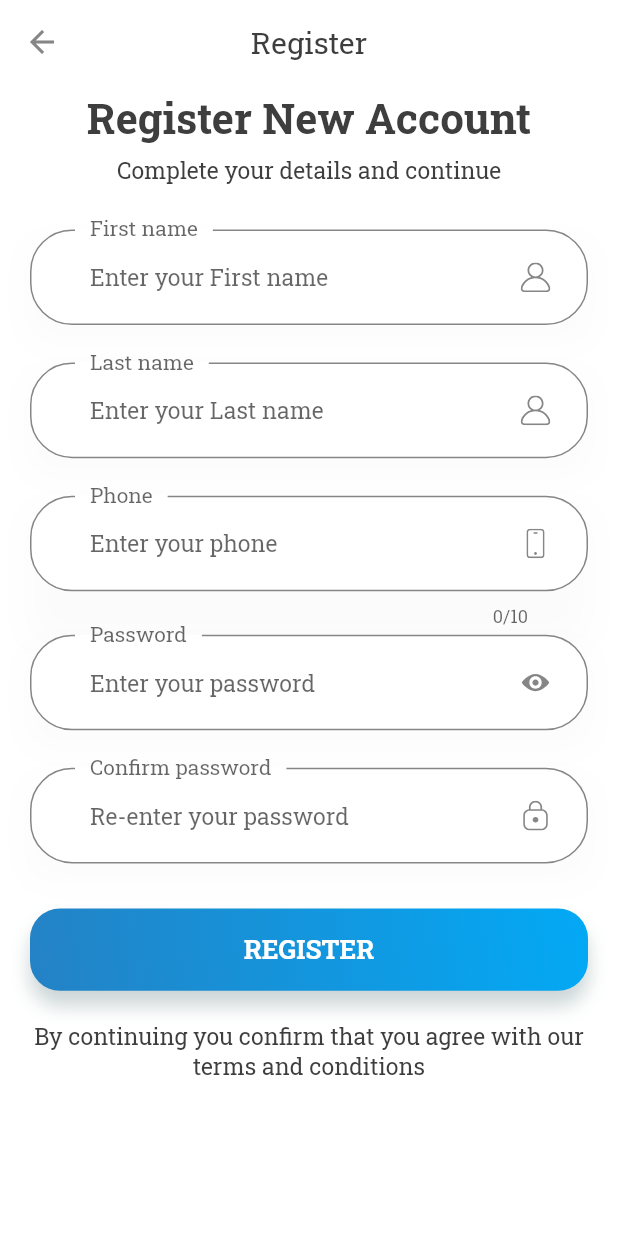
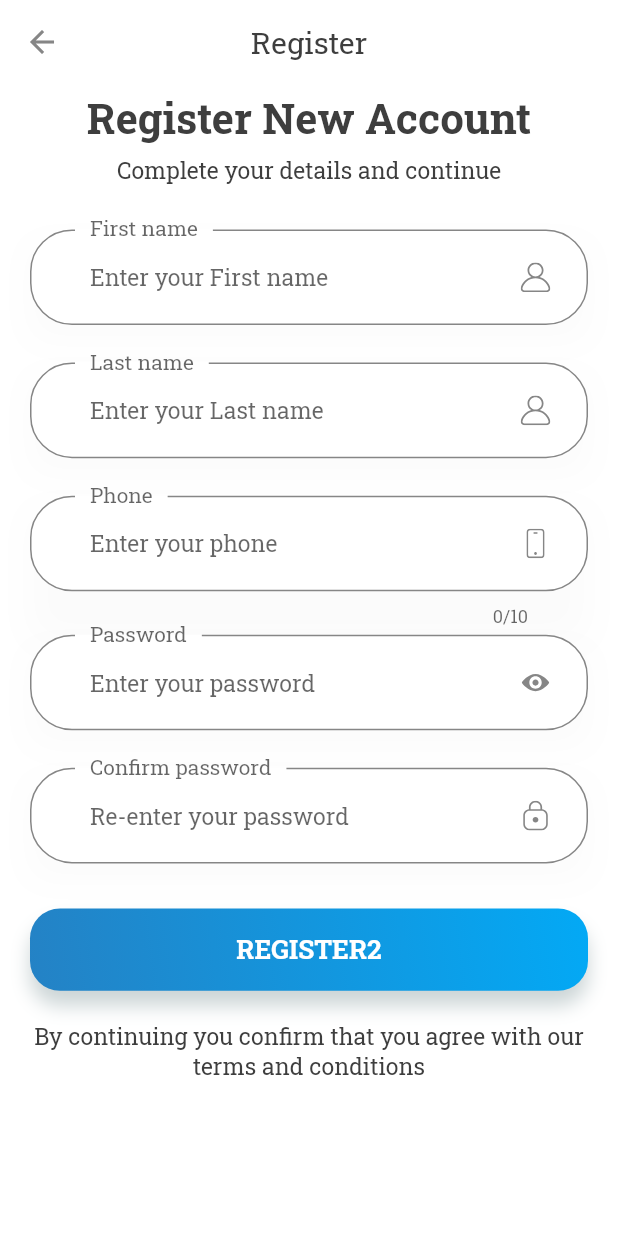
Before and after one commit to MohamedSaifAldawla/Nile-Club-App, a Flutter app: the RegisterScreen screen opened by its route, on a phone screen of 412 x 824 dp. Run offline on Flutter 3.47's test engine with Material 2 defaults, Android fonts, the light colour scheme and no system bars; our stand-ins replace cached_network_image, dio, dropdown_button2, firebase_core, firebase_messaging, flutter_spinkit and 17 more; missing offline and left inert: qr_code_scanner, restart_app; accounts and stored records are empty; network calls fail; statements that could not run were skipped; project files that could hold a hidden picture were left out.

```diff
--- a/lib/Controllers/profile_controller.dart
+++ b/lib/Controllers/profile_controller.dart
@@ -219,7 +219,7 @@ class ProfileController extends GetxController with BaseController {
           ),
           success,
           SnackPosition.TOP);
-      //authController.logout();
+      Get.back();
     }
     if (res['statuscode'] == 3) {
       hideLoading();
--- a/lib/Views/Auth/register_screen.dart
+++ b/lib/Views/Auth/register_screen.dart
@@ -290,7 +290,7 @@ class _RegisterScreenState extends State<RegisterScreen> {
                 FadeAnimation(
                   1.8,
                   PrimaryButton(
-                    text: "Register".tr,
+                    text: "Register2".tr,
                     press: () {
                       if (_formKey.currentState!.validate()) {
                         _registerData['firstname'] = _firstnameController.text;
--- a/lib/Views/Profile/edit_account.dart
+++ b/lib/Views/Profile/edit_account.dart
@@ -76,9 +76,7 @@ class _EditAccountState extends State<EditAccount> {
                   ScreenTitle(text: "Account Details".tr),
                   const Gap(5),
                   BodyText(
-                    text:
-                        "Update your account information username \nand password"
-                            .tr,
+                    text: "Update your account information".tr,
                     maxLines: 2,
                   ),
                   const Gap(30),
--- a/lib/localization.dart
+++ b/lib/localization.dart
@@ -53,6 +53,7 @@ class Localization implements Translations {
           "Please Enter your Last name": "Please enter your Last name",
           "Please Enter Valid Username": "Please enter valid username",
           "Please Enter your password": "Please enter your password",
+          "Please Re-Enter your password": "Please Re-Enter your password",
           "Password is too short":
               "Password is too short must bee\n at least 8 digits",
           "Password did not matched": "Password did not matched",
@@ -102,6 +103,9 @@ class Localization implements Translations {
           "Language": "Language",
           "My Account": "My Account",
           "Wallet": "Wallet",
+          "Account Details": "Account Details",
+          "Update your account information":
+              "Update your account information username \nand password",
           "Charge Wallet": "Charge Wallet",
           "Money Transfer": "Money Transfer",
           "Scan QR Code": "Scan QR Code",
@@ -257,15 +261,16 @@ class Localization implements Translations {
         },
         'ar': {
           //----------------------------------- Auth Pages -------------------------//
-          "Select Language": "أختيار اللغه",
+          "Select Language": "أختيار اللغة",
           "AppName": "نادي النيل",
           "Welcome": "مرحبا بك",
           "WelcomeText": "مرحبا بك في تطبيق نادي النيل \n هيا بنا لحجز تذكرتك",
           "Login": "تسجيل الدخول",
           "Intro Register": "تسجيل مستخدم جديد",
-          "Register": "تسجيل",
+          "Register": "مستخدم جديد",
+          "Register2": "تسجيل",
           "Register New Account": "تسجيل مستخدم جديد",
-          "Complete yor details": "قم بإكمال إدخال بيانتك ومواصله التسجيل",
+          "Complete yor details": "قم بإكمال إدخال بيانتك ومواصلة التسجيل",
           "Login as a ": "تسجيل الدخول  ",
           "Visitor": "كزائر",
           "---- OR ----": "---- أو ----",
@@ -297,38 +302,40 @@ class Localization implements Translations {
           "Enter your Password": "قم بإدخال كلمه المرور",
           "New Password": "كلمه السر الجديده",
           "New password sent to your phone number":
-              "تم إرسال كلمه المرور الي رقم هاتفك",
-          "Confirm New password": "تأكيد كلمه السر الجديده",
-          "Confirm password": "تأكيد كلمه المرور",
-          "Re-enter your password": "أعد كتابه كلمه المرور",
+              "تم إرسال كلمة المرور الي رقم هاتفك",
+          "Confirm New password": "تأكيد كلمه المرور الجديدة",
+          "Confirm password": "تأكيد كلمة المرور",
+          "Re-enter your password": "أعد كتابه كلمة المرور",
           "Login with your Username":
-              "قم بتسجيل دخولك عن طريق كتابه إسم المستخدم وكلمه المرور",
+              "قم بتسجيل دخولك عن طريق كتابة إسم المستخدم وكلمة المرور",
           "Remember me": "حفظ بيانات الدخول",
-          "Forgot Password": "هل نسيت كلمه المرور ؟",
+          "Forgot Password": "هل نسيت كلمة المرور ؟",
+          "Please Enter your Last name": "الرجاء قم بإدخال الإسم الأخير",
           "Please Enter your Username": "الرجاء إدخال إسم المستحدم",
           "Please Enter Valid Username": "الرجاء إدخال إسم المستخدم بشكل صحيح",
-          "Please Enter your password": "الرجاء إدخال كلمه المرور",
-          "Password is too short": "كلمه المرور يجب ان تكون 8 كلمات",
-          "Password did not matched": "كلمه المرور غير متطابقه",
+          "Please Enter your password": "الرجاء إدخال كلمة المرور",
+          "Please Re-Enter your password": "الرجاء قم بتأكيد كلمة المرور",
+          "Password is too short": "كلمة المرور يجب ان تكون 8 كلمات",
+          "Password did not matched": "كلمة المرور غير متطابقه",
           "Please Enter your name": "الرجاء إدخال الإسم",
           "Please Enter your phone number": "الرجاء إدخال رقم الهاتف",
           "Please Enter your address": "الرجاء إدخال العنوان",
           "Enter your Address": "فم بإدخال العنوان",
           "By continuing":
               "مواصلتك التسجيل سوف تؤكد لنا انك توافق علي الشروط والأحكام",
-          "Reset": "إستعاده كلمه المرور",
-          "Reset Password": "إستعاده كلمه المرور",
+          "Reset": "إستعادة كلمة المرور",
+          "Reset Password": "إستعادة كلمة المرور",
           "Reset Pass Body":
-              "الرجاء إدخال رقم الهاتف  \n وسوف نقوم بإرسال رابط لإستعاده كلمه المرور",
+              "الرجاء إدخال رقم الهاتف  \n وسوف نقوم بإرسال رابط لإستعادة كلمة المرور",
           "Continue": "تأكيد",
           "confirm Upadte": "حفظ التعديلات",
           "Registered successfully":
               "تم التسجيل بنجاح الرجاء تفعيل حسابك عن طريق رمز التحقق الذي ارسل اليك .",
-          "Password has been changed": "تم تغيير كلمه السر بنجاح",
+          "Password has been changed": "تم تغيير كلمة المرور بنجاح",
           "Connection lost": "الرجاء التحقق من إتصال الإنترنت",
           'Connection time out': 'انتهت مده إتصال الإنترنت',
           //----------------------------------- Home Page -------------------------//
-          "Home": "الصفحه الرئيسيه",
+          "Home": "الصفحه الرئيسية",
           "Hello,": "مرحبا بك ",
           "Latest offers": "آخر العروض",
           "News feed": "اخر الأخبار",
@@ -349,38 +356,40 @@ class Localization implements Translations {
           "no Transaction yet": "عذرآ لا يوجد إشتراكات حاليآ",
           "no Movies yet": "عذرآ لا توجد أفلام حاليا",
           //----------------------------------- Profile Page -------------------------//
-          "Profile": "الصفحه الشخصيه",
-          "Language": "أختيار اللغه",
+          "Profile": "الصفحه الشخصية",
+          "Language": "أختيار اللغة",
           "My Account": "حسابي",
-          "Wallet": "المحفظه",
-          "Charge Wallet": "شحن المحفظه",
+          "Wallet": "المحفظة",
+          "Account Details": "بيانات الحساب",
+          "Update your account information":
+              "تعديل بيانات الحساب إسم المستخدم وكلمه المرور",
+          "Charge Wallet": "شحن المحفظة",
           "Money Transfer": "تحويل أموال",
           "Scan QR Code": "إمسح رمز ال QR",
-          "Please align QR": "الرجاء وضع الرمز مع الإطار المحدد في الصوره",
+          "Please align QR": "الرجاء وضع الرمز مع الإطار المحدد في الصورة",
           "Scan": "بدء المسح",
           "Resume Scanning": "إعاده المسح",
-          "Enter your Amount": "أدخل القيمه",
+          "Enter your Amount": "أدخل القيمة",
           "Serial": "الرقم التسلسلي",
           "Enter serial number": "قم بإدخال الرقم التلسلي",
           "Please Enter serial": "الرجاء إدخال الرقم التسلسلي",
           "Ex:": "مثال: 100.00",
           "Ex:2": "مثال: 12457858954",
-          "Enter amount": "ادخل القيمه المراد تحويلها الي المحفظه",
-          "Please Enter amount": "الرجاء إدخال القيمه",
-          "Help Center": "المساعده",
+          "Enter amount": "ادخل القيمة المراد تحويلها الي المحفظة",
+          "Please Enter amount": "الرجاء إدخال القيمة",
+          "Help Center": "المساعدة",
           "Private Policy": "الشروط والأحكام",
           "Settings": "الإعدادات",
-          "Memberships Type": "نوع العضويه",
-          "Membership Type": "نوع العضويه",
+          "Memberships Type": "نوع العضوية",
+          "Membership Type": "نوع العضوية",
           "Expire Date": "تاريخ الإنتهاء",
-          "Memberships": "الإشتراكات والعضويه",
+          "Memberships": "الإشتراكات والعضوية",
           "submit form": "تأكيد الطلب",
-          "Membership Confirmation": "تأكيد العضويه",
-          "Membership Activation": "تفعيل العضويه",
-          "Activate": "تفعيل العضويه",
+          "Membership Confirmation": "تأكيد العضوية",
+          "Membership Activation": "تفعيل العضوية",
+          "Activate": "تفعيل العضوية",
           "View Memberships": "عرض الإشتراكات",
-          "Tap on the QR": "الرجاء الضغط علي ال QR لبدء العمليه",
-          "Log Out": "Log Out",
+          "Tap on the QR": "الرجاء الضغط علي ال QR لبدء العملية",
           "Log Out": "خروج",
           "Confirm Logout": "تأكيد تسجيل الخروج ؟",
           "Confirm Deleting": "تأكيد مسح الحساب الحالي ؟",
@@ -389,47 +398,47 @@ class Localization implements Translations {
           "Cancel": "إلغاء",
           "Platinum Membership": "العضويه البلاتينيه",
           "Golden Membership": "العضويه الذهبيه",
-          "Add family members": "إضافه أفراد العائله للعضويه",
+          "Add family members": "إضافه أفراد العائلة للعضوية",
           "Adult's": "البالغين",
           "children's": "الأطفال",
-          "Add Adult": "إضافه شخص بالغ",
-          "Add Child": "إضافه طفل",
+          "Add Adult": "إضافة شخص بالغ",
+          "Add Child": "إضافة طفل",
           "Number of months": "إختيار عدد الشهور",
           'Please select': 'الرجاء إختيار عدد الشهور',
           'Month': 'شهر',
           '3 Month': '3 أشهر',
           '6 Month': '6 أشهر',
           '12 Month': '12 شهر',
-          "Membership status": "حاله العضويه",
-          "New": "جديده",
+          "Membership status": "حاله العضوية",
+          "New": "جديدة",
           "Exist": "عضو سابق",
-          "Membership ID": "رقم العضويه",
-          "Enter your membership ID": "أدخل رقم العضويه",
-          "Please Enter your Membership ID": "الرجاء إدخال رقم العضويه",
-          "Membership Join": "تقديم طلب عضويه",
+          "Membership ID": "رقم العضوية",
+          "Enter your membership ID": "أدخل رقم العضوية",
+          "Please Enter your Membership ID": "الرجاء إدخال رقم العضوية",
+          "Membership Join": "تقديم طلب عضوية",
           "This QR contains":
-              "هذا الرمز يحتوي علي تفاصيل العضويه الخاصه بك الرجاء إبرازه عند الطلب",
+              "هذا الرمز يحتوي علي تفاصيل العضوية الخاصة بك الرجاء إبرازة عند الطلب",
           "Please complete the form below to join our membership":
-              "الرجاء ملء الفورم ادناه لطلب الإنضمام",
+              "الرجاء ملء الفورم ادناة لطلب الإنضمام",
           "Your application is under processing":
-              "ستم إرسال البيانات وسوف يتم معاينه طلب العضويه",
-          "Upload Personal Photo": "قم برفع الصوره الشخصيه",
-          "Personal Photo not selected": "لم يتم رفع الصوره الشخصيه",
-          "Upload Personal identification": "قم برفع إثبات الشخصيه",
-          "Personal ID not selected": "لم يتم رفع إثبات الشخصيه",
+              "ستم إرسال البيانات وسوف يتم معاينة طلب العضوية",
+          "Upload Personal Photo": "قم برفع الصوره الشخصية",
+          "Personal Photo not selected": "لم يتم رفع الصوره الشخصية",
+          "Upload Personal identification": "قم برفع إثبات الشخصية",
+          "Personal ID not selected": "لم يتم رفع إثبات الشخصية",
           "Please upload your personal photo and id":
-              "الرجاء رفع الصوره الشخصيه وإثبات الشخصيه",
+              "الرجاء رفع الصوره الشخصية وإثبات الشخصية",
           "Sorry ,you reached the maximum number":
               "عذرا ,لقد وصلت الي الحد المطلوب لإضافه افراد العائله البالغين",
           "Dark Mode": "الوضع الليلي",
-          "Finger Authorization": "التحقق بالبصمه",
+          "Finger Authorization": "التحقق بالبصمة",
           "Delete account": "مسح الحساب",
           "Please use finger": "الرجاء إستخدام بصمه اليد للدخول الي التطبيق",
           "Authenticate": "بدء التحقق",
-          "Fingerprint activated successfully": "تم تفعيل الدخول بالبصمه بنجاح",
-          "Fingerprint not supported": "عذرا هاتفك لا يدعم الدخول بالبصمه",
+          "Fingerprint activated successfully": "تم تفعيل الدخول بالبصمة بنجاح",
+          "Fingerprint not supported": "عذرا هاتفك لا يدعم الدخول بالبصمة",
           "Please enable fingerprint":
-              "الرجاء تفعيل خاصيه البصمه من إعدادات الهاتف",
+              "الرجاء تفعيل خاصيه البصمة من إعدادات الهاتف",
           //----------------------------------- Services Page -------------------------//
           "Comercial Services": "الخدمات التجاريه",
           "Service Details": "تفاصيل الخدمه",
@@ -442,50 +451,50 @@ class Localization implements Translations {
           "message": "عذرا ليس لديك رصيد كافي",
           //----------------------------------- Transaction Page -------------------------//
           "Transactions": "التحويلات",
-          "History": "المعاملات السابقه",
+          "History": "المعاملات السابقة",
           "Latest Transactions": "آخر المعاملات",
           //----------------------------------- News Page -------------------------//
           "News": "الأخبار",
           "News Details": "تفاصيل الخبر",
           //----------------------------------- Ticket Info -------------------------//
           "successfully booked": "لقد تم حجز التذكره بنجاح",
-          "Status": "حاله التذكره",
-          "Amount": "القيمه : ",
+          "Status": "حالة التذكره",
+          "Amount": "القيمة : ",
           "Add Amount": "Amount",
           "Name": "الإسم : ",
           "family": "عائله",
           "Phone no": "رقم الهاتف : ",
-          "Note": "ملاحظه :",
+          "Note": "ملاحظة :",
           "Booking Details": "تفاصيل الحجز :",
-          "Transferred amount": "المبلغ الذي تم تحويله",
+          "Transferred amount": "المبلغ الذي تم تحويلة",
           "From": "تحويل من :",
           "To": "تحويل الي :",
           "Date": "التاريخ : ",
           "No. of persons": "عدد الأشخاص : ",
           "No. of family": "عدد العائله :",
           "person": " شخص",
-          "Service": "مقدم الخدمه :",
+          "Service": "مقدم الخدمة :",
           "Type": "النوع :",
-          "Package name": "نوع الباقه :",
-          "Ticket organizer": "منظم التذكره :",
+          "Package name": "نوع الباقة :",
+          "Ticket organizer": "منظم التذكرة :",
           "Ticket quantity": "العدد :",
-          "Ticket name": "إسم التذكره :",
+          "Ticket name": "إسم التذكرة :",
           "No. of Adults": "عدد البالغين :",
           "No. of children's": "عدد الأطفال :",
-          "Save your ticket": "حفظ التذكره",
-          "Extra fees": "منصرفات إضافيه :",
-          "Transaction id": "رقم المعامله :",
+          "Save your ticket": "حفظ التذكرة",
+          "Extra fees": "منصرفات إضافية :",
+          "Transaction id": "رقم المعاملة :",
           "Saved successfully": "تم الحفظ بنجاح",
           'SDG': ' جنيه',
           //----------------------------------- State Page -------------------------//
           "Successfull": "نجاح",
           "Error": "خطأ",
-          "Success": "نجحت العمليه",
-          "Order canceled": "تم إلغاء عمليه الدفع",
-          "Order approved": "تمت عمليه الدفع تم تغذيه المحفظه بنجاح",
-          "Transfer approved": "تمت عمليه تغذيه المحفظه بنجاح",
-          "Order decllined": "تم رفض عمليه الدفع الرجاء مراجعه بيانات البطاقه",
-          "homepage": "الرئيسيه",
+          "Success": "نجحت العملية",
+          "Order canceled": "تم إلغاء عملية الدفع",
+          "Order approved": "تمت عملية الدفع تم تغذية المحفظه بنجاح",
+          "Transfer approved": "تمت عملية تغذية المحفظه بنجاح",
+          "Order decllined": "تم رفض عملية الدفع الرجاء مراجعه بيانات البطاقه",
+          "homepage": "الرئيسية",
 
           //----------------------------------- Contact Page -------------------------//
           "Contact us": "التواصل",
```
